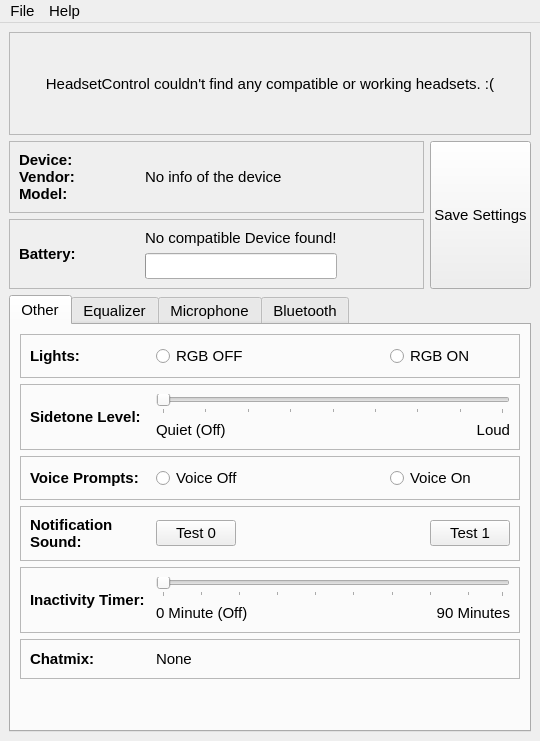
This is src/UI/mainwindow.ui in LeoKlaus/HeadsetControl-GUI as Qt 5 draws it before an edit. The edited form follows.
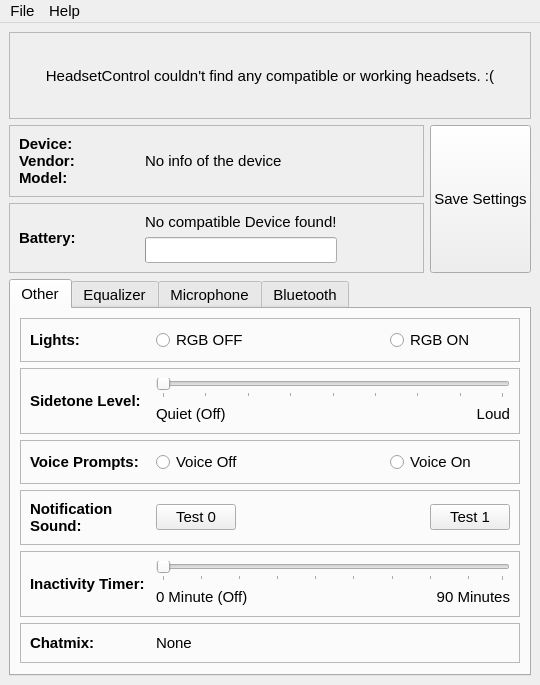
This is the edited form. Icons and pictures are not drawn.

Diff of the .ui file:
```diff
--- a/src/UI/mainwindow.ui
+++ b/src/UI/mainwindow.ui
@@ -10,7 +10,7 @@
     <x>0</x>
     <y>0</y>
     <width>540</width>
-    <height>741</height>
+    <height>685</height>
    </rect>
   </property>
   <property name="sizePolicy">
@@ -985,7 +985,7 @@
           <property name="sizeHint" stdset="0">
            <size>
             <width>20</width>
-            <height>40</height>
+            <height>0</height>
            </size>
           </property>
          </spacer>
```
